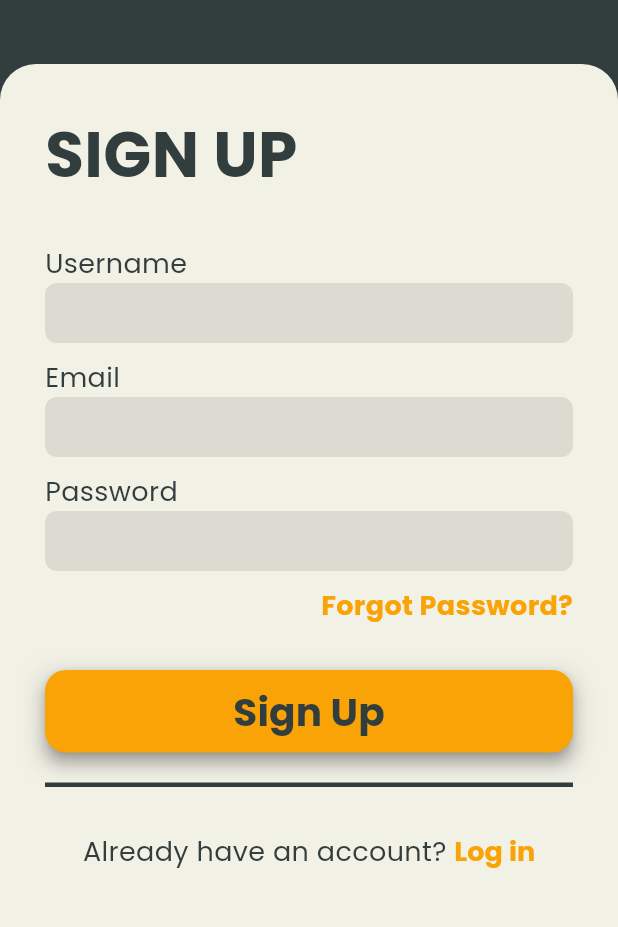
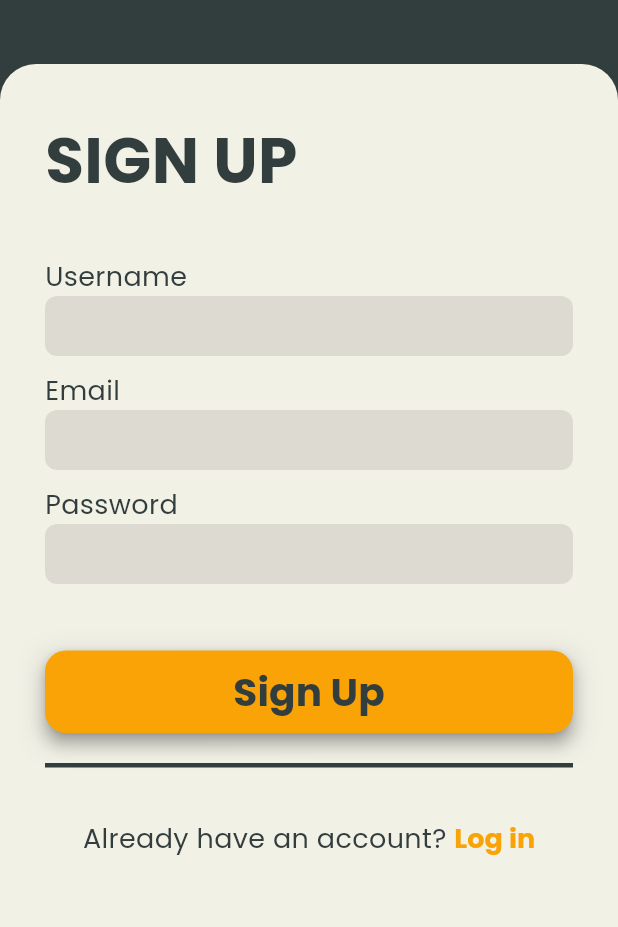
Before and after one commit to clarence00/letmecook, a Flutter app: the screen it shows after launch, after a tap on "Sign up", on a phone screen of 412 x 824 dp, the part 245-1172 px from its top. Run offline on Flutter 3.47's test engine with Material 3 defaults, Android fonts, the phone set to English and light mode, and no system bars; our stand-ins replace cloud_firestore, email_validator, file_picker, firebase_auth, firebase_core, firebase_storage and 5 more; missing offline and left inert: dart:html, image_picker_web, multiselect; accounts and stored records are empty; network calls fail.

Commit message:
[fix]: removed forgot password on sign up

```diff
--- a/lib/pages/login_page.dart
+++ b/lib/pages/login_page.dart
@@ -170,7 +170,8 @@ class _LogInPageState extends State<LogInPage> {
                             obscureText: true,
                           ),
                           const SizedBox(height: 10),
-                          GestureDetector(
+                          isLogin
+                              ? GestureDetector(
                                   child: const Row(
                                     mainAxisAlignment: MainAxisAlignment.end,
                                     children: [
@@ -188,7 +189,8 @@ class _LogInPageState extends State<LogInPage> {
                                           const ForgotPasswordPage(),
                                     ),
                                   ),
-                          ),
+                                )
+                              : const SizedBox(),
                         ],
                       ),
                     ),
```
Lines whose indentation alone changed are shown as unchanged.
